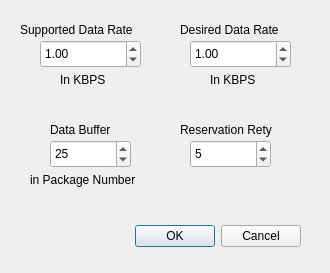
First picture: the form in useradd.ui, repository electronicengine/MacSimulation, before the edit.
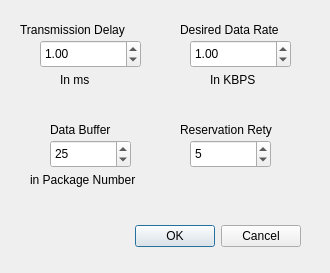
Second picture: the form after the edit.

```diff
--- a/useradd.ui
+++ b/useradd.ui
@@ -64,7 +64,7 @@
     </rect>
    </property>
    <property name="text">
-    <string>Supported Data Rate</string>
+    <string>Transmission Delay</string>
    </property>
   </widget>
   <widget class="QLabel" name="label_2">
@@ -77,7 +77,7 @@
     </rect>
    </property>
    <property name="text">
-    <string>In KBPS</string>
+    <string>In ms</string>
    </property>
   </widget>
   <widget class="QLabel" name="label_3">
```
Left out of the diff: 2 changed lines with no effect on the pictures.
